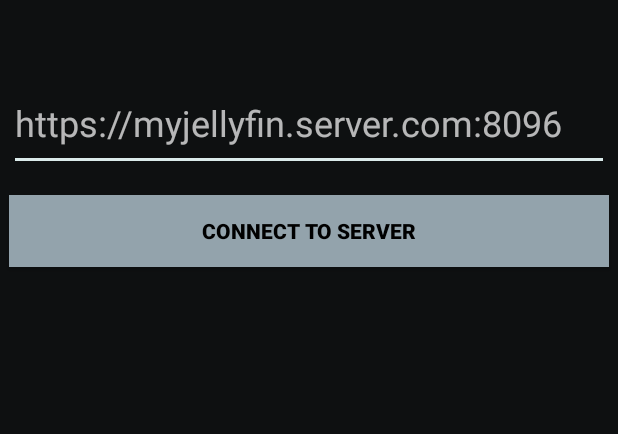
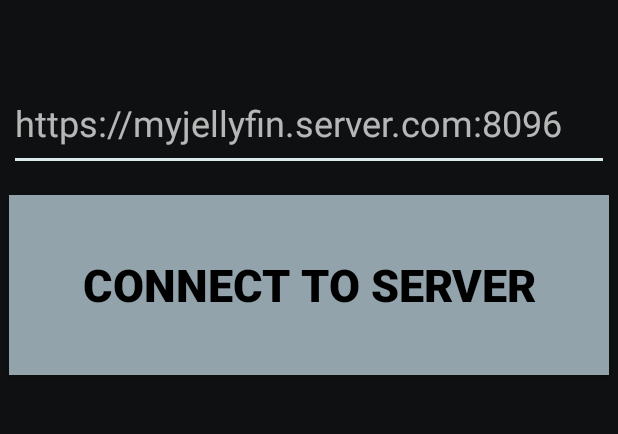
Before and after one commit to bendardenne/sharkmarmalade, an Android app: the ServerSignInFragment screen opened directly, with no data from a screen before it, on a phone screen of 412 x 824 dp, the part 495-929 px from its top. Run offline under Robolectric (Android 15) with nearby library versions, the phone set to English and light mode, and no system bars; our stand-ins replace Dagger/Hilt's generated code; libraries missing offline, so code that uses them is left out: org.jellyfin.sdk.

Commit message:
Bigger buttons

```diff
--- a/automotive/src/main/res/layout/server_sign_in.xml
+++ b/automotive/src/main/res/layout/server_sign_in.xml
@@ -35,12 +35,13 @@
     <Button
         android:id="@+id/submit_server_button"
         android:layout_width="400dp"
-        android:layout_height="wrap_content"
+        android:layout_height="120dp"
         android:layout_gravity="center"
         android:layout_marginTop="16dp"
         android:background="@color/colorPrimary"
         android:text="@string/server_button_label"
         android:textColor="@android:color/black"
+        android:textSize="30sp"
         android:textStyle="bold"
         app:layout_constraintLeft_toLeftOf="parent"
         app:layout_constraintRight_toRightOf="parent"
--- a/automotive/src/main/res/layout/username_password_sign_in.xml
+++ b/automotive/src/main/res/layout/username_password_sign_in.xml
@@ -60,13 +60,14 @@
     <Button
         android:id="@+id/login_button"
         android:layout_width="400dp"
-        android:layout_height="wrap_content"
+        android:layout_height="120dp"
         android:layout_gravity="center"
         android:layout_marginTop="16dp"
         android:background="@color/colorPrimary"
         android:text="@string/login_button_label"
         android:textColor="@android:color/black"
         android:textStyle="bold"
+        android:textSize="30sp"
         app:layout_constraintLeft_toLeftOf="parent"
         app:layout_constraintRight_toRightOf="parent"
         app:layout_constraintTop_toBottomOf="@id/password" />
```
